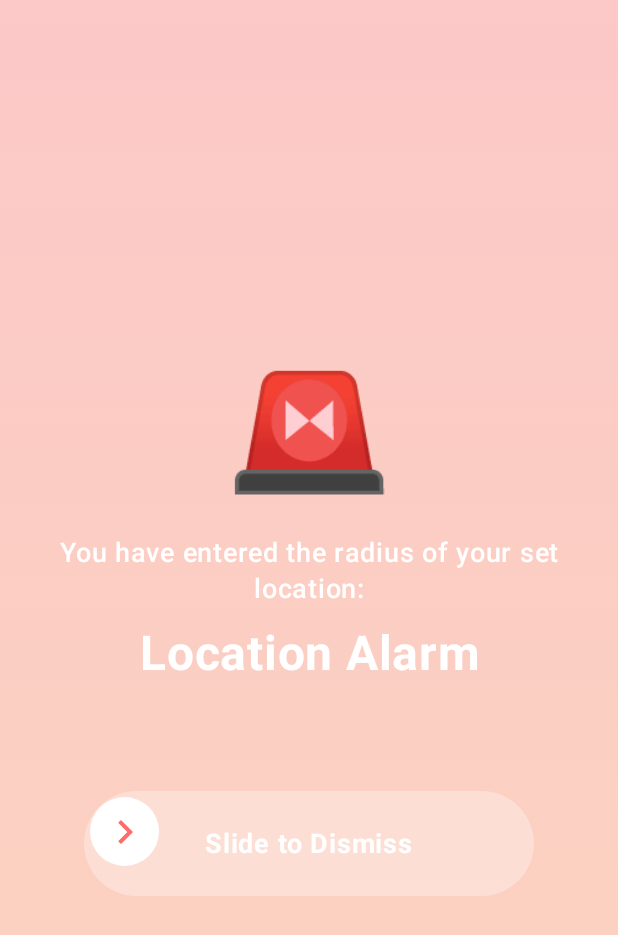
After one commit to The-Sequence/LokAlert, an Android app built with Jetpack Compose: the AlarmOverlayActivity screen opened directly, with no data from a screen before it, on a phone screen of 412 x 824 dp. The commit adds this screen. Shown: the top 935 px of the screen. Run offline under Robolectric (Android 15) with nearby library versions, the phone set to English and light mode, and no system bars; 1 statement that could not run was skipped.

Commit message:
feat: Implement full-screen alarm overlay and on/off toggle
Introduced a full-screen `AlarmOverlayActivity` that activates when a user enters a geofence.
This overlay displays the location name, the current distance to the destination, and includes a "slide to dismiss" feature to stop the alarm.
The overlay is designed to wake the device and appear on top of the lock screen.

Added an on/off switch to each alarm card on the locations list, allowing users to enable or disable individual alarms.

Implemented a 5-minute cooldown period for each alarm to prevent it from re-triggering immediately after being dismissed.

```diff
--- /dev/null
+++ b/app/src/main/java/com/mobprog/lokalert/AlarmOverlayActivity.kt
@@ -0,0 +1,347 @@
+package com.mobprog.lokalert
+
+import android.app.KeyguardManager
+import android.media.Ringtone
+import android.media.RingtoneManager
+import android.net.Uri
+import android.os.Build
+import android.os.Bundle
+import android.view.WindowManager
+import androidx.activity.ComponentActivity
+import androidx.activity.compose.setContent
+import androidx.compose.animation.core.*
+import androidx.compose.foundation.background
+import androidx.compose.foundation.gestures.Orientation
+import androidx.compose.foundation.gestures.draggable
+import androidx.compose.foundation.gestures.rememberDraggableState
+import androidx.compose.foundation.layout.*
+import androidx.compose.foundation.shape.RoundedCornerShape
+import androidx.compose.material.icons.Icons
+import androidx.compose.material.icons.filled.ChevronRight
+import androidx.compose.material3.*
+import androidx.compose.runtime.*
+import androidx.compose.ui.Alignment
+import androidx.compose.ui.Modifier
+import androidx.compose.ui.draw.alpha
+import androidx.compose.ui.graphics.Brush
+import androidx.compose.ui.graphics.Color
+import androidx.compose.ui.platform.LocalDensity
+import androidx.compose.ui.text.font.FontWeight
+import androidx.compose.ui.text.style.TextAlign
+import androidx.compose.ui.unit.IntOffset
+import androidx.compose.ui.unit.dp
+import androidx.compose.ui.unit.sp
+import androidx.core.content.ContextCompat
+import com.google.android.gms.location.LocationServices
+import com.mobprog.lokalert.ui.theme.LokAlertTheme
+import kotlinx.coroutines.delay
+import kotlin.math.roundToInt
+
+class AlarmOverlayActivity : ComponentActivity() {
+
+    private var ringtone: Ringtone? = null
+
+    override fun onCreate(savedInstanceState: Bundle?) {
+        super.onCreate(savedInstanceState)
+
+        // Wake up the screen and show over lock screen
+        if (Build.VERSION.SDK_INT >= Build.VERSION_CODES.O_MR1) {
+            setShowWhenLocked(true)
+            setTurnScreenOn(true)
+        } else {
+            @Suppress("DEPRECATION")
+            window.addFlags(
+                WindowManager.LayoutParams.FLAG_SHOW_WHEN_LOCKED or
+                WindowManager.LayoutParams.FLAG_TURN_SCREEN_ON
+            )
+        }
+
+        // Keep screen on
+        window.addFlags(WindowManager.LayoutParams.FLAG_KEEP_SCREEN_ON)
+
+        // Dismiss keyguard if possible
+        if (Build.VERSION.SDK_INT >= Build.VERSION_CODES.O) {
+            val keyguardManager = getSystemService(KeyguardManager::class.java)
+            keyguardManager.requestDismissKeyguard(this, null)
+        }
+
+        // Get alarm data from intent
+        val alarmName = intent.getStringExtra("ALARM_NAME") ?: "Location Alarm"
+        val soundUri = intent.getStringExtra("SOUND_URI") ?: ""
+        val latitude = intent.getDoubleExtra("LATITUDE", 0.0)
+        val longitude = intent.getDoubleExtra("LONGITUDE", 0.0)
+
+        // Start playing alarm sound
+        playAlarmSound(soundUri)
+
+        setContent {
+            LokAlertTheme {
+                AlarmOverlayScreen(
+                    alarmName = alarmName,
+                    latitude = latitude,
+                    longitude = longitude,
+                    onDismiss = {
+                        stopAlarmSound()
+                        finish()
+                    }
+                )
+            }
+        }
+    }
+
+    private fun playAlarmSound(soundUriString: String) {
+        try {
+            val uri = if (soundUriString.isNotEmpty()) {
+                Uri.parse(soundUriString)
+            } else {
+                RingtoneManager.getDefaultUri(RingtoneManager.TYPE_ALARM)
+            }
+
+            ringtone = RingtoneManager.getRingtone(this, uri)
+            ringtone?.play()
+        } catch (e: Exception) {
+            e.printStackTrace()
+        }
+    }
+
+    private fun stopAlarmSound() {
+        ringtone?.stop()
+    }
+
+    override fun onDestroy() {
+        super.onDestroy()
+        stopAlarmSound()
+    }
+}
+
+@Composable
+fun AlarmOverlayScreen(
+    alarmName: String,
+    latitude: Double,
+    longitude: Double,
+    onDismiss: () -> Unit
+) {
+    val context = androidx.compose.ui.platform.LocalContext.current
+
+    // Track current distance
+    var currentDistance by remember { mutableStateOf<Float?>(null) }
+
+    // Continuously update location
+    LaunchedEffect(Unit) {
+        val fusedLocationClient = LocationServices.getFusedLocationProviderClient(context)
+
+        while (true) {
+            try {
+                if (ContextCompat.checkSelfPermission(
+                        context,
+                        android.Manifest.permission.ACCESS_FINE_LOCATION
+                    ) == android.content.pm.PackageManager.PERMISSION_GRANTED
+                ) {
+                    fusedLocationClient.lastLocation.addOnSuccessListener { location ->
+                        location?.let {
+                            val alarmLocation = android.location.Location("").apply {
+                                this.latitude = latitude
+                                this.longitude = longitude
+                            }
+                            val userLocation = android.location.Location("").apply {
+                                this.latitude = it.latitude
+                                this.longitude = it.longitude
+                            }
+                            currentDistance = userLocation.distanceTo(alarmLocation)
+                        }
+                    }
+                }
+            } catch (e: Exception) {
+                e.printStackTrace()
+            }
+            delay(1000) // Update every second
+        }
+    }
+
+    // Pulsing animation for the background
+    val infiniteTransition = rememberInfiniteTransition(label = "pulse")
+    val alpha by infiniteTransition.animateFloat(
+        initialValue = 0.3f,
+        targetValue = 0.7f,
+        animationSpec = infiniteRepeatable(
+            animation = tween(1000, easing = FastOutSlowInEasing),
+            repeatMode = RepeatMode.Reverse
+        ),
+        label = "alpha"
+    )
+
+    Box(
+        modifier = Modifier
+            .fillMaxSize()
+            .background(
+                Brush.verticalGradient(
+                    colors = listOf(
+                        Color(0xFFFF6B6B).copy(alpha = alpha),
+                        Color(0xFFFF8E53).copy(alpha = alpha)
+                    )
+                )
+            ),
+        contentAlignment = Alignment.Center
+    ) {
+        Column(
+            modifier = Modifier
+                .fillMaxWidth()
+                .padding(32.dp),
+            horizontalAlignment = Alignment.CenterHorizontally,
+            verticalArrangement = Arrangement.Center
+        ) {
+            // Animated alarm icon
+            val scale by infiniteTransition.animateFloat(
+                initialValue = 1f,
+                targetValue = 1.2f,
+                animationSpec = infiniteRepeatable(
+                    animation = tween(500, easing = FastOutSlowInEasing),
+                    repeatMode = RepeatMode.Reverse
+                ),
+                label = "scale"
+            )
+
+            Text(
+                text = "🚨",
+                fontSize = (80 * scale).sp,
+                modifier = Modifier.padding(bottom = 24.dp)
+            )
+
+            // Location name
+            Text(
+                text = "You have entered the radius of your set location:",
+                fontSize = 18.sp,
+                color = Color.White,
+                textAlign = TextAlign.Center,
+                fontWeight = FontWeight.Medium,
+                modifier = Modifier.padding(bottom = 12.dp)
+            )
+
+            Text(
+                text = alarmName,
+                fontSize = 32.sp,
+                color = Color.White,
+                textAlign = TextAlign.Center,
+                fontWeight = FontWeight.Bold,
+                modifier = Modifier.padding(bottom = 24.dp)
+            )
+
+            // Distance info
+            currentDistance?.let { distance ->
+                Card(
+                    modifier = Modifier
+                        .fillMaxWidth()
+                        .padding(horizontal = 16.dp),
+                    colors = CardDefaults.cardColors(
+                        containerColor = Color.White.copy(alpha = 0.2f)
+                    ),
+                    shape = RoundedCornerShape(16.dp)
+                ) {
+                    Column(
+                        modifier = Modifier
+                            .fillMaxWidth()
+                            .padding(20.dp),
+                        horizontalAlignment = Alignment.CenterHorizontally
+                    ) {
+                        Text(
+                            text = "You are",
+                            fontSize = 16.sp,
+                            color = Color.White.copy(alpha = 0.9f),
+                            fontWeight = FontWeight.Medium
+                        )
+                        Text(
+                            text = "${distance.roundToInt()}m",
+                            fontSize = 48.sp,
+                            color = Color.White,
+                            fontWeight = FontWeight.Bold
+                        )
+                        Text(
+                            text = "away from your destination!",
+                            fontSize = 16.sp,
+                            color = Color.White.copy(alpha = 0.9f),
+                            fontWeight = FontWeight.Medium
+                        )
+                    }
+                }
+            }
+
+            Spacer(modifier = Modifier.height(48.dp))
+
+            // Slide to dismiss
+            SliderToDismiss(onDismiss = onDismiss)
+        }
+    }
+}
+
+@Composable
+fun SliderToDismiss(onDismiss: () -> Unit) {
+    val density = LocalDensity.current
+    val maxSwipe = with(density) { 246.dp.toPx() } // 300dp width - 54dp handle
+    var offsetX by remember { mutableStateOf(0f) }
+
+    // Check if fully swiped
+    LaunchedEffect(offsetX) {
+        if (offsetX >= maxSwipe * 0.8f) {
+            onDismiss()
+        }
+    }
+
+    Box(
+        modifier = Modifier
+            .width(300.dp)
+            .height(70.dp)
+            .background(
+                color = Color.White.copy(alpha = 0.3f),
+                shape = RoundedCornerShape(35.dp)
+            )
+    ) {
+        // Track background
+        Row(
+            modifier = Modifier
+                .fillMaxSize()
+                .padding(8.dp),
+            horizontalArrangement = Arrangement.Center,
+            verticalAlignment = Alignment.CenterVertically
+        ) {
+            Text(
+                text = "Slide to Dismiss",
+                color = Color.White,
+                fontSize = 18.sp,
+                fontWeight = FontWeight.Bold,
+                modifier = Modifier.alpha(1f - (offsetX / maxSwipe).coerceIn(0f, 1f))
+            )
+        }
+
+        // Draggable handle
+        Box(
+            modifier = Modifier
+                .offset { IntOffset(offsetX.roundToInt(), 0) }
+                .size(54.dp)
+                .padding(4.dp)
+                .background(
+                    color = Color.White,
+                    shape = RoundedCornerShape(27.dp)
+                )
+                .draggable(
+                    orientation = Orientation.Horizontal,
+                    state = rememberDraggableState { delta ->
+                        offsetX = (offsetX + delta).coerceIn(0f, maxSwipe)
+                    },
+                    onDragStopped = {
+                        // Snap back if not swiped far enough
+                        if (offsetX < maxSwipe * 0.8f) {
+                            offsetX = 0f
+                        }
+                    }
+                ),
+            contentAlignment = Alignment.Center
+        ) {
+            Icon(
+                imageVector = Icons.Default.ChevronRight,
+                contentDescription = "Swipe",
+                tint = Color(0xFFFF6B6B),
+                modifier = Modifier.size(32.dp)
+            )
+        }
+    }
+}
```
Also changed, not shown: app/src/main/AndroidManifest.xml (+9 -0 lines), app/src/main/java/com/mobprog/lokalert/LocationsScreen.kt (+34 -6 lines), app/src/main/java/com/mobprog/lokalert/MainActivity.kt (+21 -43 lines), app/src/main/java/com/mobprog/lokalert/MapsViewModel.kt (+8 -0 lines).
